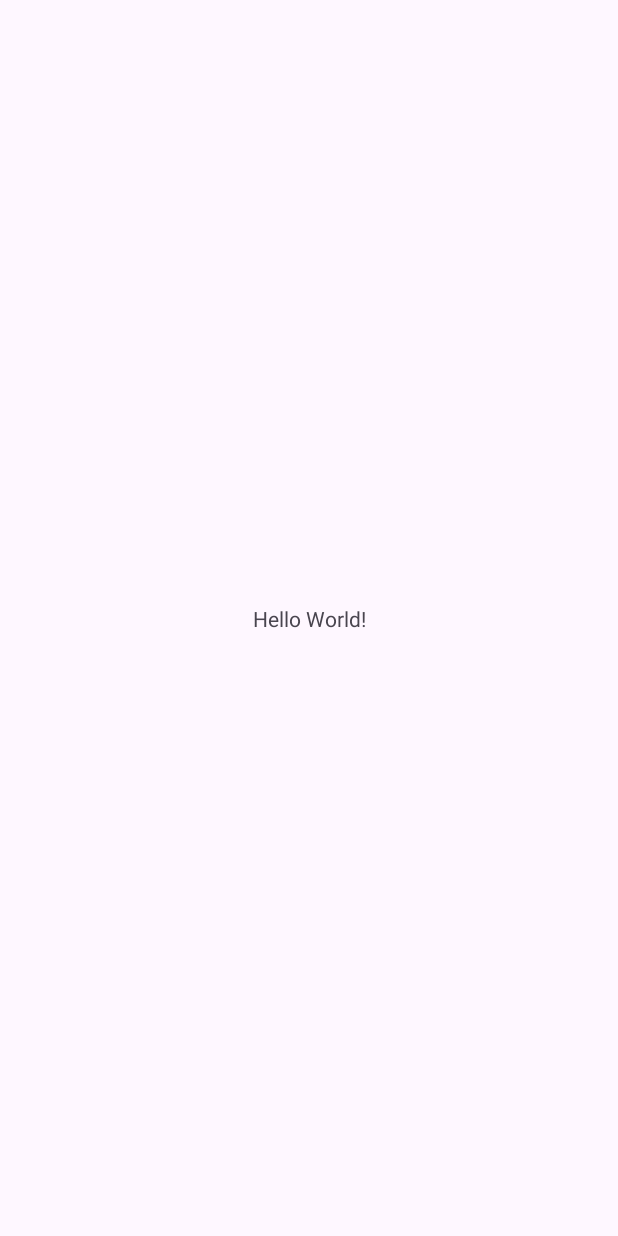
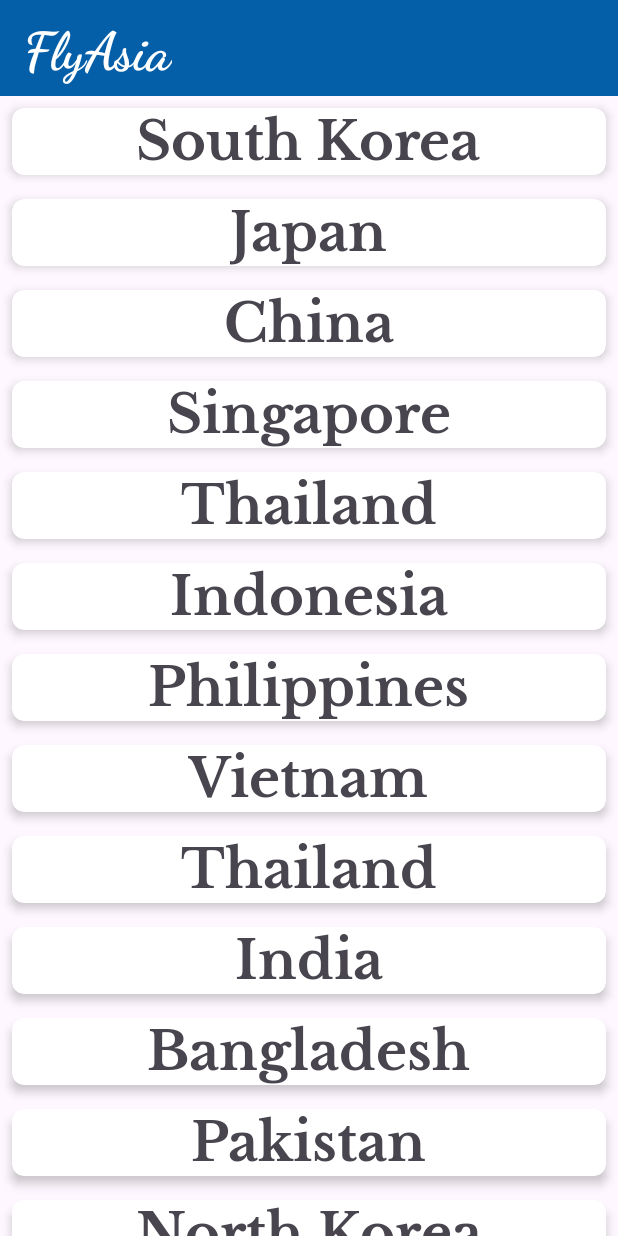
Before and after one commit to justinmcneal/A1ITE393, an Android app: the screen it shows after launch (MainActivity), on a phone screen of 412 x 824 dp. Before the commit the screen is almost empty. Run offline under Robolectric (Android 15) with nearby library versions, the phone set to English and light mode, and no system bars.

Commit message:
act 1 (first attempt hehe)

```diff
--- /dev/null
+++ b/app/src/main/java/com/example/aaaaa/Country.kt
@@ -0,0 +1,3 @@
+package com.example.aaaaa
+
+data class Country(val countryName : String)
--- /dev/null
+++ b/app/src/main/java/com/example/aaaaa/CountryAdapter.kt
@@ -0,0 +1,31 @@
+package com.example.aaaaa
+
+import android.view.LayoutInflater
+import android.view.View
+import android.view.ViewGroup
+import android.widget.TextView
+import androidx.recyclerview.widget.RecyclerView
+
+class CountryAdapter (val countryList: List <Country>) : RecyclerView.Adapter<CountryAdapter.ViewHolder>() {
+
+    class ViewHolder (itemView : View) : RecyclerView.ViewHolder(itemView) {
+
+        val countryName = itemView.findViewById<TextView>(R.id.txtCountryName)
+
+    }
+
+    override fun onCreateViewHolder(parent: ViewGroup, viewType: Int): CountryAdapter.ViewHolder {
+        return ViewHolder(LayoutInflater.from(parent.context).inflate(R.layout.item_country, parent,false))
+    }
+
+    override fun onBindViewHolder(holder: CountryAdapter.ViewHolder, position: Int) {
+        val country = countryList [position]
+
+        holder.countryName.text = country.countryName
+    }
+
+    override fun getItemCount(): Int {
+        return countryList.size
+    }
+
+}
--- a/app/src/main/java/com/example/aaaaa/MainActivity.kt
+++ b/app/src/main/java/com/example/aaaaa/MainActivity.kt
@@ -5,8 +5,36 @@ import androidx.activity.enableEdgeToEdge
 import androidx.appcompat.app.AppCompatActivity
 import androidx.core.view.ViewCompat
 import androidx.core.view.WindowInsetsCompat
+import androidx.recyclerview.widget.LinearLayoutManager
+import androidx.recyclerview.widget.RecyclerView
 
 class MainActivity : AppCompatActivity() {
+
+    private lateinit var recyclerView : RecyclerView
+    private val countryList = listOf (
+        Country ("South Korea"),
+        Country ("Japan"),
+        Country ("China"),
+        Country ("Singapore"),
+        Country ("Thailand"),
+        Country ("Indonesia"),
+        Country ("Philippines"),
+        Country ("Vietnam"),
+        Country ("Thailand"),
+        Country ("India"),
+        Country ("Bangladesh"),
+        Country ("Pakistan"),
+        Country ("North Korea"),
+        Country ("Saudi Arabia"),
+        Country ("Iran"),
+        Country ("Iraq"),
+        Country ("Turkey"),
+        Country ("Kazakhstan"),
+        Country ("Israel"),
+        Country ("Malaysia"),
+    )
+
+
     override fun onCreate(savedInstanceState: Bundle?) {
         super.onCreate(savedInstanceState)
         enableEdgeToEdge()
@@ -16,5 +44,13 @@ class MainActivity : AppCompatActivity() {
             v.setPadding(systemBars.left, systemBars.top, systemBars.right, systemBars.bottom)
             insets
         }
+        recyclerView = findViewById(R.id.recyclerView)
+
+        val adapter = CountryAdapter(countryList)
+
+        recyclerView.adapter = adapter
+
+        recyclerView.layoutManager = LinearLayoutManager(this)
+
     }
 }
--- a/app/src/main/res/layout/activity_main.xml
+++ b/app/src/main/res/layout/activity_main.xml
@@ -1,19 +1,25 @@
 <?xml version="1.0" encoding="utf-8"?>
-<androidx.constraintlayout.widget.ConstraintLayout xmlns:android="http://schemas.android.com/apk/res/android"
+<LinearLayout xmlns:android="http://schemas.android.com/apk/res/android"
     xmlns:app="http://schemas.android.com/apk/res-auto"
     xmlns:tools="http://schemas.android.com/tools"
     android:id="@+id/main"
     android:layout_width="match_parent"
     android:layout_height="match_parent"
+    android:orientation="vertical"
     tools:context=".MainActivity">
 
-    <TextView
-        android:layout_width="wrap_content"
+    <com.google.android.material.appbar.MaterialToolbar
+        android:layout_width="match_parent"
         android:layout_height="wrap_content"
-        android:text="Hello World!"
-        app:layout_constraintBottom_toBottomOf="parent"
-        app:layout_constraintEnd_toEndOf="parent"
-        app:layout_constraintStart_toStartOf="parent"
-        app:layout_constraintTop_toTopOf="parent" />
+        app:titleTextColor="@color/white"
+        app:titleTextAppearance="@style/ToolbarTitleTextAppearance"
+        android:background="#055fa8"
+        app:title="FlyAsia"
+        />
 
-</androidx.constraintlayout.widget.ConstraintLayout>
+    <androidx.recyclerview.widget.RecyclerView
+        android:layout_width="match_parent"
+        android:layout_height="wrap_content"
+        android:id="@+id/recyclerView"/>
+
+</LinearLayout>
--- /dev/null
+++ b/app/src/main/res/layout/item_country.xml
@@ -0,0 +1,27 @@
+<?xml version="1.0" encoding="utf-8"?>
+<androidx.cardview.widget.CardView xmlns:android="http://schemas.android.com/apk/res/android"
+    android:layout_width="match_parent"
+    android:layout_height="wrap_content"
+    android:layout_margin="8dp"
+    xmlns:app="http://schemas.android.com/apk/res-auto"
+    app:cardElevation="4dp"
+    app:cardCornerRadius="8dp">
+
+    <LinearLayout
+        android:layout_width="match_parent"
+        android:layout_height="match_parent"
+        android:orientation="vertical"
+        android:gravity="center">
+
+        <TextView
+            android:layout_width="wrap_content"
+            android:layout_height="wrap_content"
+            android:id="@+id/txtCountryName"
+            android:textSize="35sp"
+            android:textStyle="bold"
+            android:fontFamily="@font/countryfont"/>
+
+    </LinearLayout>
+
+
+</androidx.cardview.widget.CardView>
--- /dev/null
+++ b/app/src/main/res/values/styles.xml
@@ -0,0 +1,9 @@
+<?xml version="1.0" encoding="utf-8"?>
+<resources>
+    <style name="ToolbarTitleTextAppearance">
+        <item name="android:fontFamily">@font/font</item>
+        <item name="android:textColor">@color/white</item>
+        <item name="android:textStyle">bold</item>
+        <item name="android:textSize">35sp</item>
+    </style>
+</resources>
--- a/app/src/main/res/values/themes.xml
+++ b/app/src/main/res/values/themes.xml
@@ -6,4 +6,5 @@
     </style>
 
     <style name="Theme.Aaaaa" parent="Base.Theme.Aaaaa" />
+
 </resources>
```
Also changed, not shown: app/src/main/res/font/countryfont.ttf (added), app/src/main/res/font/font.ttf (added).
